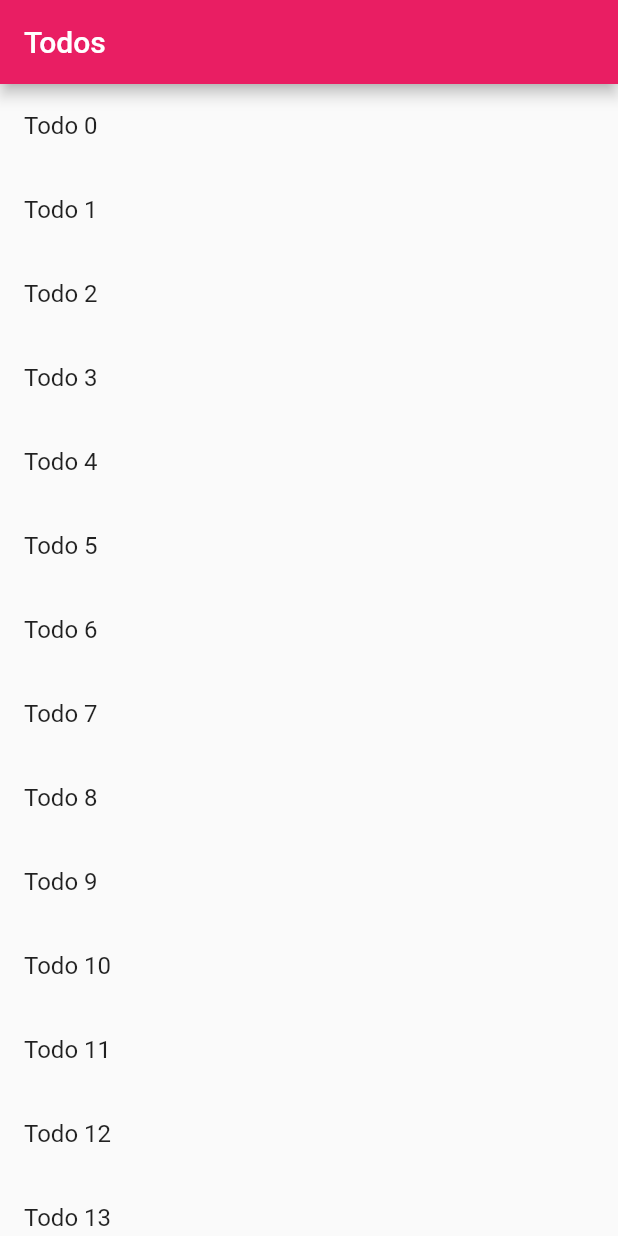
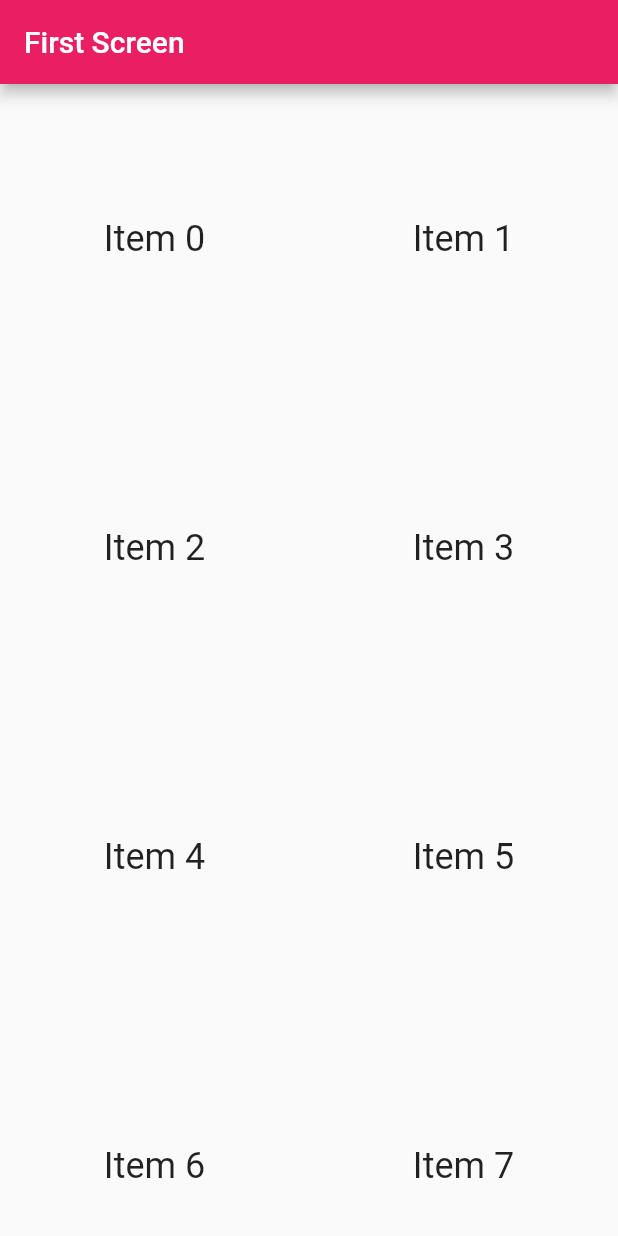
Before and after one commit to Edyl07/flutter_demo, a Flutter app: the screen it shows after launch, on a phone screen of 412 x 824 dp. Run offline on Flutter 3.47's test engine with Material 2 defaults, Android fonts, the phone set to English and light mode, and no system bars; our stand-ins replace get, get_storage, shared_preferences.

Commit message:
GridView & ListView

```diff
--- /dev/null
+++ b/lib/basic_widgets/gridview_widget.dart
@@ -0,0 +1,24 @@
+import 'package:flutter/material.dart';
+
+class MyGridViewWidget extends StatelessWidget {
+  const MyGridViewWidget({ Key? key }) : super(key: key);
+
+  @override
+  Widget build(BuildContext context) {
+    return Scaffold(
+      appBar: AppBar(
+        title: const Text("First Screen"),
+      ),
+      body: GridView.count(crossAxisCount: 2,
+        children: List.generate(100, (index) {
+          return Center(
+            child: Text(
+              'Item $index',
+              style: Theme.of(context).textTheme.headline5,
+            ),
+          );
+        }),
+      ),
+    );
+  }
+}
--- a/lib/main.dart
+++ b/lib/main.dart
@@ -1,8 +1,10 @@
 //Packages
 import 'package:flutter/material.dart';
+import 'package:flutter_demo/basic_widgets/gridview_widget.dart';
+// import 'package:flutter_demo/basic_widgets/listview_widget.dart';
 // import 'package:flutter_demo/navigation/navigation_route_2.dart';
 // import 'package:flutter_demo/navigation/navigation_with_arguments.dart';
-import 'package:flutter_demo/navigation/navigation_with_data.dart';
+// import 'package:flutter_demo/navigation/navigation_with_data.dart';
 // import 'package:flutter_demo/screens/home_screen.dart';
 // import 'package:flutter_demo/screens/pass_arguments_screen.dart';
 // import 'package:flutter_demo/screens/first_screen.dart';
@@ -19,21 +21,35 @@ void main() {
 }
 
 class MyApp extends StatelessWidget {
-  const MyApp({Key? key}) : super(key: key);
+  const MyApp({ Key? key }) : super(key: key);
 
   @override
   Widget build(BuildContext context) {
     return MaterialApp(
       title: 'Flutter Demo',
       theme: ThemeData(primarySwatch: Colors.pink),
-      home: TodosScreen(
-          todos: List.generate(
-              20,
-              (i) => Todo('Todo $i',
-                  'A description of what needs to be done for Todo $i'))),
+      // home: const MyListViewWidget(),
+      home: const MyGridViewWidget(),
     );
   }
 }
+
+// class MyApp extends StatelessWidget {
+//   const MyApp({Key? key}) : super(key: key);
+
+//   @override
+//   Widget build(BuildContext context) {
+//     return MaterialApp(
+//       title: 'Flutter Demo',
+//       theme: ThemeData(primarySwatch: Colors.pink),
+//       home: TodosScreen(
+//           todos: List.generate(
+//               20,
+//               (i) => Todo('Todo $i',
+//                   'A description of what needs to be done for Todo $i'))),
+//     );
+//   }
+// }
 
 // class MyApp extends StatelessWidget {
 //   const MyApp({Key? key}) : super(key: key);
```
Also changed, not shown: lib/basic_widgets/listview_widget.dart (added, +48 -0 lines).
